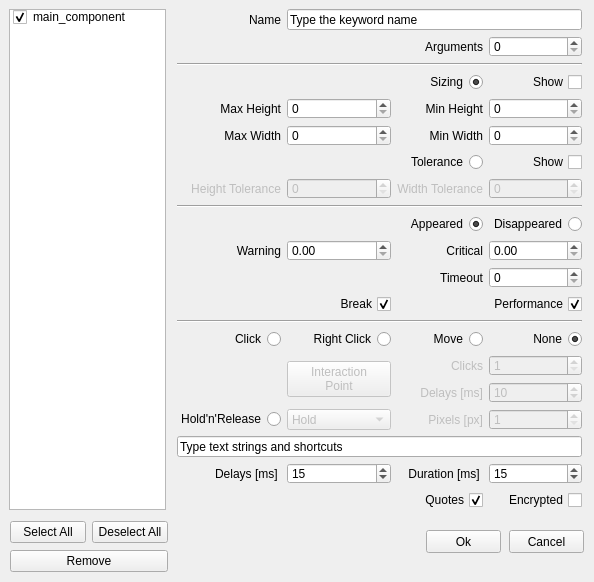
First picture: the form in alyvix/extra/robotide/qt_ui/alyvix_rect_finder_properties_view.ui, repository alyvix/alyvix, before the edit.
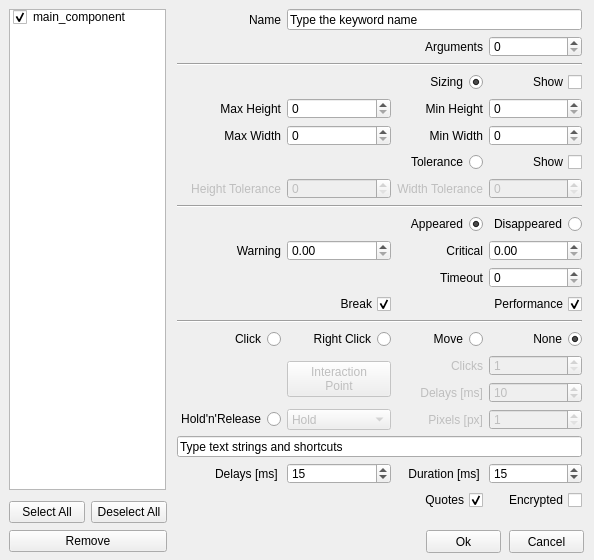
Second picture: the form after the edit.

```diff
--- a/alyvix/extra/robotide/qt_ui/alyvix_rect_finder_properties_view.ui
+++ b/alyvix/extra/robotide/qt_ui/alyvix_rect_finder_properties_view.ui
@@ -7,7 +7,7 @@
     <x>0</x>
     <y>0</y>
     <width>594</width>
-    <height>582</height>
+    <height>560</height>
    </rect>
   </property>
   <property name="windowTitle">
@@ -756,7 +756,7 @@
      <x>9</x>
      <y>9</y>
      <width>157</width>
-     <height>501</height>
+     <height>481</height>
     </rect>
    </property>
    <property name="selectionMode">
@@ -1399,8 +1399,8 @@
   <widget class="QWidget" name="gridLayoutWidget_3">
    <property name="geometry">
     <rect>
-     <x>10</x>
-     <y>520</y>
+     <x>9</x>
+     <y>500</y>
      <width>158</width>
      <height>54</height>
     </rect>
```
